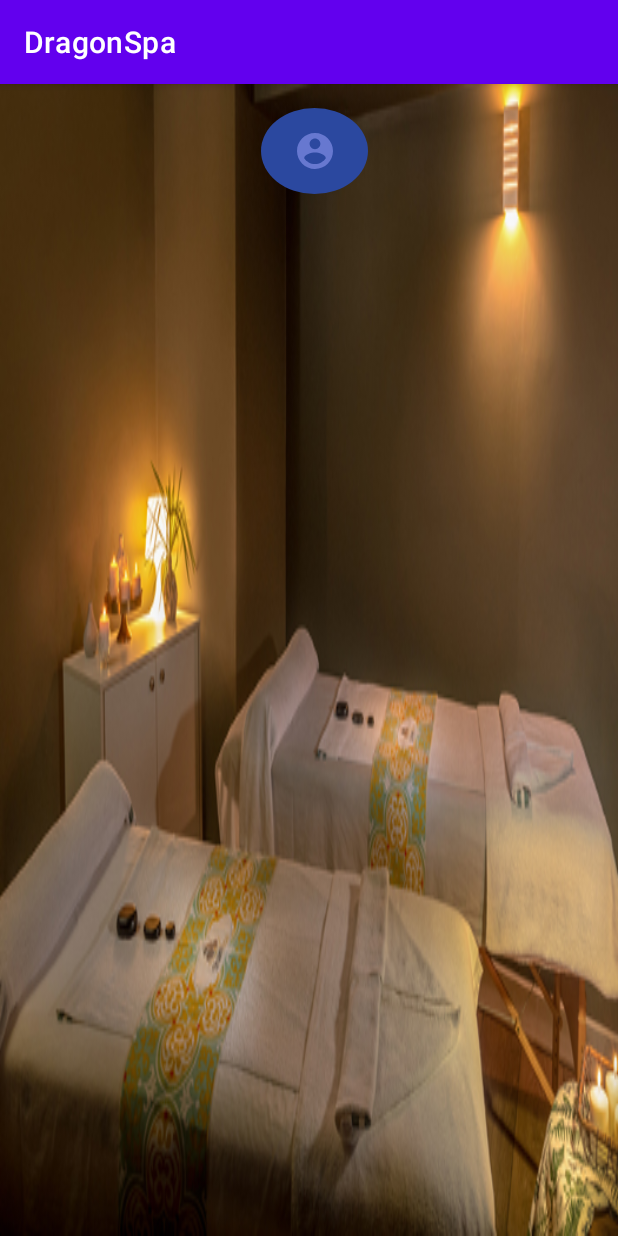
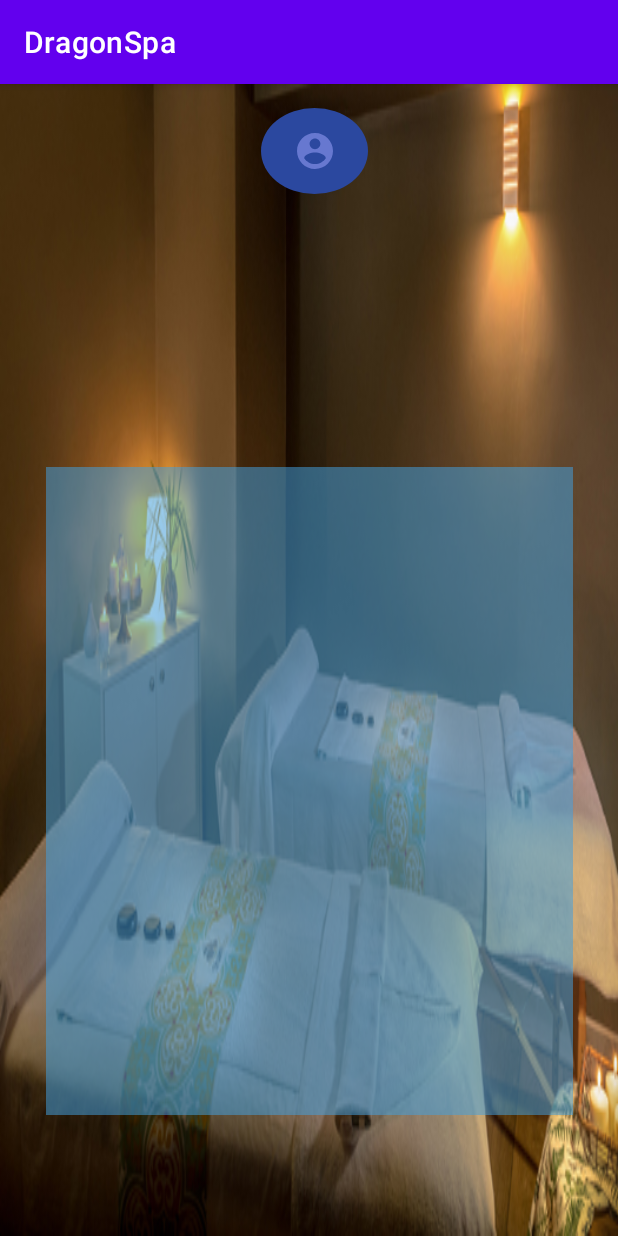
Before and after one commit to LiadBenMoshe/DragonSpa, an Android app: the HomeActivity screen opened directly, with no data from a screen before it, on a phone screen of 412 x 824 dp. Run offline under Robolectric (Android 15) with nearby library versions, the phone set to English and light mode, and no system bars; our stand-ins replace Firebase (no records; nobody signed in at launch, a user with empty details on screens opened directly).

```diff
--- a/app/src/main/java/com/example/dragonspa/HomeActivity.java
+++ b/app/src/main/java/com/example/dragonspa/HomeActivity.java
@@ -1,26 +1,26 @@
 package com.example.dragonspa;
+
+import android.content.Intent;
+import android.os.Bundle;
+import android.util.Log;
+import android.view.View;
+import android.widget.AdapterView;
+import android.widget.ArrayAdapter;
+import android.widget.ImageButton;
+import android.widget.ListView;
+import android.widget.ScrollView;
 
 import androidx.annotation.NonNull;
 import androidx.annotation.Nullable;
 import androidx.appcompat.app.AppCompatActivity;
 
-import android.content.Intent;
-import android.os.Bundle;
-import android.view.View;
-import android.widget.AdapterView;
-import android.widget.ArrayAdapter;
-import android.widget.ImageButton;
-import android.widget.LinearLayout;
-import android.widget.ListView;
-import android.widget.ScrollView;
-
-import com.google.android.material.floatingactionbutton.FloatingActionButton;
 import com.google.firebase.auth.FirebaseAuth;
 import com.google.firebase.database.ChildEventListener;
 import com.google.firebase.database.DataSnapshot;
 import com.google.firebase.database.DatabaseError;
 import com.google.firebase.database.DatabaseReference;
 import com.google.firebase.database.FirebaseDatabase;
+import com.google.firebase.database.ValueEventListener;
 
 import java.util.ArrayList;
 
@@ -30,11 +30,12 @@ public class HomeActivity extends AppCompatActivity {
     FirebaseAuth mFirebaseAuth;
     ScrollView scrollView;
     ListView listView;
-    ArrayList<String> arrayList=new ArrayList<>();
+    ArrayList<String> arrayList = new ArrayList<>();
     ArrayAdapter<String> arrayAdapter;
 
 
     ImageButton profile;
+    String value;
 
 
     @Override
@@ -42,25 +43,43 @@ public class HomeActivity extends AppCompatActivity {
         super.onCreate(savedInstanceState);
         setContentView(R.layout.activity_home);
 
-        profile=(ImageButton)findViewById(R.id.ActionButton);
-        scrollView=(ScrollView)findViewById(R.id.scrollView);
+        profile = (ImageButton) findViewById(R.id.ActionButton);
         // mFirebaseAuth = FirebaseAuth.getInstance();
 
-        profile.setOnClickListener(new View.OnClickListener(){
+        profile.setOnClickListener(new View.OnClickListener() {
             @Override
-            public void onClick(View v){
+            public void onClick(View v) {
                 startActivity(new Intent(HomeActivity.this, ProfileActivity.class));
             }
         });
+        ArrayList<String> keyList = new ArrayList<>();
+        Ref = FirebaseDatabase.getInstance().getReference().child("treatments");
+        Ref.getRoot().child("treatments")
+                .addListenerForSingleValueEvent(new ValueEventListener() {
+                    @Override
+                    public void onDataChange(DataSnapshot dataSnapshot) {
+                        for (DataSnapshot treat : dataSnapshot.getChildren()) {
+                            keyList.add(treat.getKey());
+                            Log.d("key", treat.getKey());
+                            // items.add(treat.getValue(String.class));
+                        }
+                    }
 
-      Ref=FirebaseDatabase.getInstance().getReference().child("treatments");
-      listView=(ListView) findViewById(R.id.ListView);
-      arrayAdapter= new ArrayAdapter<String>(this,android.R.layout.simple_list_item_1,arrayList);
+                    @Override
+                    public void onCancelled(DatabaseError databaseError) {
+                        /*handle errors*/
+                    }
+                });
+
+
+        Ref = FirebaseDatabase.getInstance().getReference().child("treatments");
+        listView = (ListView) findViewById(R.id.listviewtxt111);
+        arrayAdapter = new ArrayAdapter<String>(this, android.R.layout.simple_list_item_1, arrayList);
         listView.setAdapter(arrayAdapter);
         Ref.addChildEventListener(new ChildEventListener() {
             @Override
             public void onChildAdded(@NonNull DataSnapshot snapshot, @Nullable String previousChildName) {
-              String value=snapshot.getValue(Treatment.class).toString();
+                String value = snapshot.getValue(Treatment.class).toString();
                 arrayList.add(value);
                 arrayAdapter.notifyDataSetChanged();
             }
@@ -89,15 +108,36 @@ public class HomeActivity extends AppCompatActivity {
         listView.setOnItemClickListener(new AdapterView.OnItemClickListener() {
             @Override
             public void onItemClick(AdapterView<?> parent, View view, int position, long id) {
-              if(position==0){
-                  startActivity(new Intent(HomeActivity.this,SearchFootMas.class));
+                String idTreat = keyList.get(position);
+                Intent i = new Intent(HomeActivity.this, SearchFootMas.class);
+                i.putExtra("idTreat", idTreat);
+                Ref.getRoot();
+                Ref = Ref.child("treatments").child(idTreat).child("nameProduct");
+                Ref.addListenerForSingleValueEvent(new ValueEventListener() {
+
+                    @Override
+                    public void onDataChange(@NonNull DataSnapshot snapshot) {
+                        if (snapshot == null) {
+                            Log.d("cccc" , "its a null!!" );
                         }
+                        value = snapshot.getValue().toString();
+
                     }
-      });
+
+                    @Override
+                    public void onCancelled(@NonNull DatabaseError error) {
 
                     }
 
 
+                });
+                Log.d("value","+++" + value);
+                i.putExtra("nameT", value);
+                startActivity(i);
+
+            }
 
 
+        });
     }
+}
--- a/app/src/main/res/layout/activity_home.xml
+++ b/app/src/main/res/layout/activity_home.xml
@@ -28,19 +28,17 @@
         app:layout_constraintVertical_bias="0.0"
         app:srcCompat="@drawable/ic_action_name" />
 
-    <ScrollView
-        android:id="@+id/scrollView"
-        android:layout_width="415dp"
-        android:layout_height="526dp"
-        android:layout_marginTop="4dp"
+
+    <ListView
+        android:id="@+id/listviewtxt111"
+        android:layout_width="351dp"
+        android:layout_height="432dp"
+        android:background="#8643A0DF"
+        android:cacheColorHint="#3BC1D3"
         app:layout_constraintBottom_toBottomOf="parent"
         app:layout_constraintEnd_toEndOf="parent"
         app:layout_constraintStart_toStartOf="parent"
-        app:layout_constraintTop_toBottomOf="@+id/ActionButton">
+        app:layout_constraintTop_toTopOf="parent"
+        app:layout_constraintVertical_bias="0.76"></ListView>
 
-        <ListView
-            android:id="@+id/ListView"
-            android:layout_width="match_parent"
-            android:layout_height="wrap_content" />
-    </ScrollView>
 </androidx.constraintlayout.widget.ConstraintLayout>
```
Also changed, not shown: app/src/main/java/com/example/dragonspa/Result.java (+17 -14 lines), app/src/main/java/com/example/dragonspa/SearchFootMas.java (+20 -32 lines). Lines whose indentation alone changed are shown as unchanged.
